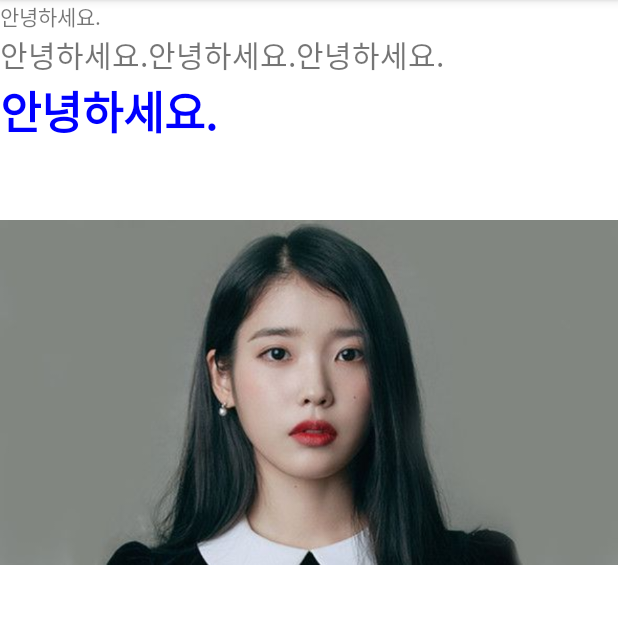
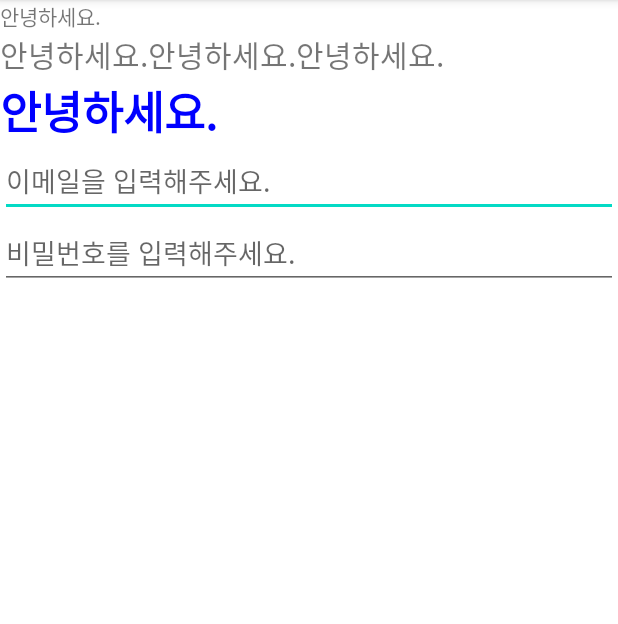
Before and after one commit to KoPoine/UIPractice_20220725, an Android app: the screen it shows after launch (MainActivity), on a phone screen of 412 x 824 dp, the part 84-708 px from its top. Run offline under Robolectric (Android 15) with nearby library versions, the phone set to English and light mode, and no system bars.

Commit message:
4. EditText 실습

```diff
--- a/app/src/main/AndroidManifest.xml
+++ b/app/src/main/AndroidManifest.xml
@@ -14,9 +14,6 @@
         android:theme="@style/Theme.UIPractice_20220725"
         tools:targetApi="31">
         <activity
-            android:name=".MainActivity2"
-            android:exported="false" />
-        <activity
             android:name=".MainActivity"
             android:exported="true">
             <intent-filter>
--- a/app/src/main/java/com/neppplus/uipractice_20220725/MainActivity.kt
+++ b/app/src/main/java/com/neppplus/uipractice_20220725/MainActivity.kt
@@ -2,6 +2,7 @@ package com.neppplus.uipractice_20220725
 
 import androidx.appcompat.app.AppCompatActivity
 import android.os.Bundle
+import android.widget.TextView
 
 class MainActivity : AppCompatActivity() {
     override fun onCreate(savedInstanceState: Bundle?) {
--- a/app/src/main/res/layout/activity_main.xml
+++ b/app/src/main/res/layout/activity_main.xml
@@ -8,6 +8,7 @@
     tools:context=".MainActivity">
 
     <TextView
+        android:id="@+id/titleTxt"
         android:layout_width="wrap_content"
         android:layout_height="wrap_content"
         android:text="안녕하세요." />
@@ -45,9 +46,22 @@
         android:textSize="30sp"
         android:textStyle="bold" />
 
-    <ImageView
+    <EditText
         android:layout_width="match_parent"
         android:layout_height="wrap_content"
-        android:src="@drawable/iu_image"/>
+        android:hint="이메일을 입력해주세요."
+        android:maxLines="1"
+        android:imeOptions="actionNext"
+        android:inputType="textEmailAddress"
+        />
+
+    <EditText
+        android:layout_width="match_parent"
+        android:layout_height="wrap_content"
+        android:hint="비밀번호를 입력해주세요."
+        android:maxLines="1"
+        android:imeOptions="actionSearch"
+        android:inputType="textPassword"
+        />
 
 </LinearLayout>
--- a/gradle.properties
+++ b/gradle.properties
@@ -21,3 +21,4 @@ kotlin.code.style=official
 # resources declared in the library itself and none from the library's dependencies,
 # thereby reducing the size of the R class for that library
 android.nonTransitiveRClass=true
+android.enableJetifier=true
```
